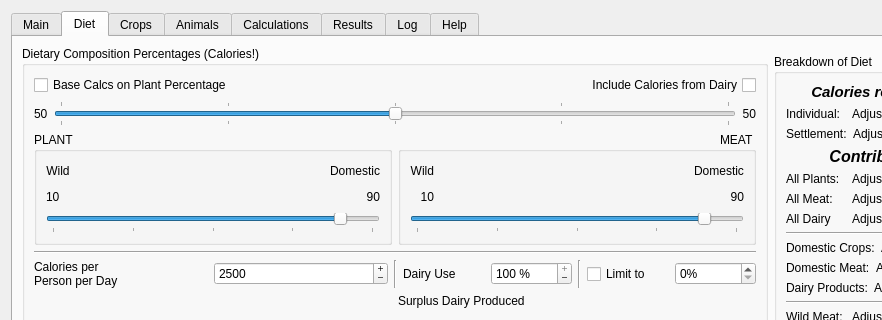
The window that src/ui/lamainformbase.ui (arkygeek/landuseanalyst) describes before a commit, drawn with Qt 5; both pictures show x 0 to 882 and y 0 to 320 of the 1057 by 733 pixel window.
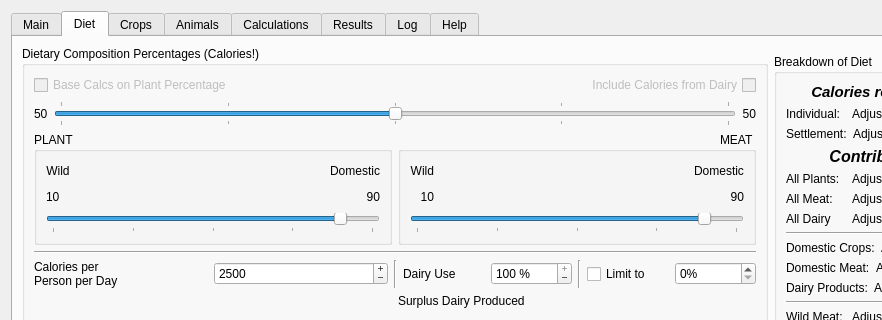
The same window after the commit. The open tabs and pages were chosen to show the change. Icons and pictures are not drawn.

Patch:
```diff
--- a/src/ui/lamainformbase.ui
+++ b/src/ui/lamainformbase.ui
@@ -23,13 +23,13 @@
    <iconset resource="../resources/resources.qrc" >
     <normaloff>:/la_icon_small.png</normaloff>:/la_icon_small.png</iconset>
   </property>
-  <layout class="QGridLayout" name="gridLayout_3" >
+  <layout class="QGridLayout" >
    <item row="1" column="0" colspan="11" >
-    <spacer name="spacer" >
+    <spacer>
      <property name="orientation" >
       <enum>Qt::Vertical</enum>
      </property>
-     <property name="sizeHint" stdset="0" >
+     <property name="sizeHint" >
       <size>
        <width>308</width>
        <height>17</height>
@@ -42,7 +42,7 @@
      <property name="orientation" >
       <enum>Qt::Horizontal</enum>
      </property>
-     <property name="sizeHint" stdset="0" >
+     <property name="sizeHint" >
       <size>
        <width>224</width>
        <height>37</height>
@@ -51,11 +51,11 @@
     </spacer>
    </item>
    <item row="2" column="6" >
-    <spacer name="spacer_2" >
+    <spacer>
      <property name="orientation" >
       <enum>Qt::Horizontal</enum>
      </property>
-     <property name="sizeHint" stdset="0" >
+     <property name="sizeHint" >
       <size>
        <width>223</width>
        <height>37</height>
@@ -824,13 +824,13 @@
       <attribute name="title" >
        <string>Diet</string>
       </attribute>
-      <layout class="QGridLayout" name="gridLayout_6" >
+      <layout class="QGridLayout" >
        <item row="1" column="0" >
         <spacer>
          <property name="orientation" >
           <enum>Qt::Vertical</enum>
          </property>
-         <property name="sizeHint" stdset="0" >
+         <property name="sizeHint" >
           <size>
            <width>20</width>
            <height>40</height>
@@ -839,11 +839,11 @@
         </spacer>
        </item>
        <item row="2" column="1" >
-        <spacer name="verticalSpacer" >
+        <spacer>
          <property name="orientation" >
           <enum>Qt::Vertical</enum>
          </property>
-         <property name="sizeHint" stdset="0" >
+         <property name="sizeHint" >
           <size>
            <width>20</width>
            <height>40</height>
@@ -862,22 +862,25 @@
          <property name="title" >
           <string>Dietary Composition Percentages (Calories!)</string>
          </property>
-         <layout class="QGridLayout" name="gridLayout_5" >
+         <layout class="QGridLayout" >
           <item row="0" column="0" colspan="2" >
-           <layout class="QHBoxLayout" name="horizontalLayout_8" >
+           <layout class="QHBoxLayout" >
             <item>
              <widget class="QCheckBox" name="cboxBaseOnPlants" >
+              <property name="enabled" >
+               <bool>false</bool>
+              </property>
               <property name="text" >
                <string>Base Calcs on Plant Percentage</string>
               </property>
              </widget>
             </item>
             <item>
-             <spacer name="horizontalSpacer" >
+             <spacer>
               <property name="orientation" >
                <enum>Qt::Horizontal</enum>
               </property>
-              <property name="sizeHint" stdset="0" >
+              <property name="sizeHint" >
                <size>
                 <width>40</width>
                 <height>20</height>
@@ -887,6 +890,9 @@
             </item>
             <item>
              <widget class="QCheckBox" name="cboxIncludeDairy" >
+              <property name="enabled" >
+               <bool>false</bool>
+              </property>
               <property name="layoutDirection" >
                <enum>Qt::RightToLeft</enum>
               </property>
@@ -899,12 +905,6 @@
           </item>
           <item row="1" column="0" colspan="2" >
            <layout class="QHBoxLayout" >
-            <property name="spacing" >
-             <number>6</number>
-            </property>
-            <property name="margin" >
-             <number>0</number>
-            </property>
             <item>
              <widget class="QLabel" name="labelCropPercent" >
               <property name="toolTip" >
@@ -1261,7 +1261,7 @@
            </widget>
           </item>
           <item row="4" column="0" colspan="2" >
-           <layout class="QHBoxLayout" name="horizontalLayout" >
+           <layout class="QHBoxLayout" >
             <item>
              <layout class="QHBoxLayout" >
               <property name="spacing" >
@@ -1334,13 +1334,7 @@
              </widget>
             </item>
             <item>
-             <layout class="QHBoxLayout" name="_2" >
-              <property name="spacing" >
-               <number>6</number>
-              </property>
-              <property name="margin" >
-               <number>0</number>
-              </property>
+             <layout class="QHBoxLayout" >
               <item>
                <widget class="QLabel" name="label6_2" >
                 <property name="toolTip" >
@@ -1436,7 +1430,7 @@
             <property name="orientation" >
              <enum>Qt::Vertical</enum>
             </property>
-            <property name="sizeHint" stdset="0" >
+            <property name="sizeHint" >
              <size>
               <width>20</width>
               <height>40</height>
```
Left out of the diff: 211 changed lines with no effect on the pictures.
